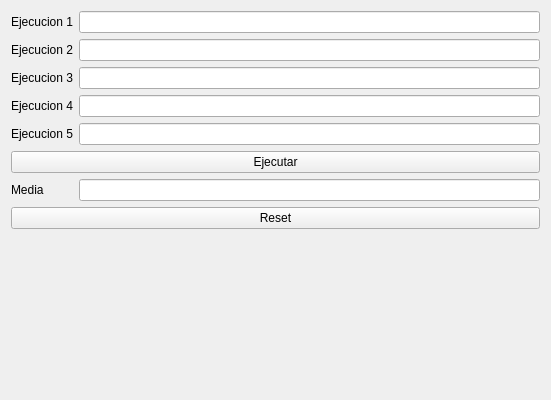
LifeLex/LabAssignment3ComputerArchitecture, file LabAssignment3ComputerArchitecture/algoritmo.ui: the form before one commit.
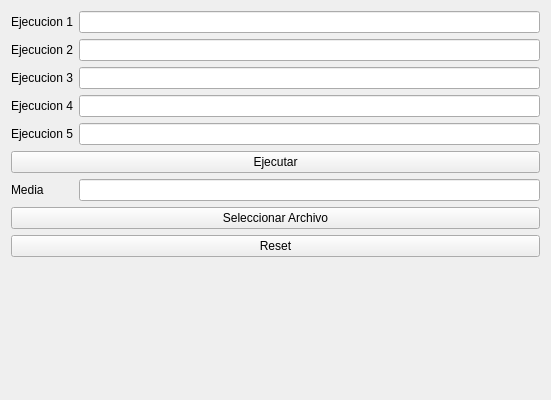
The form after the commit.

Commit message: Cambios Algoritmo

```diff
--- a/LabAssignment3ComputerArchitecture/algoritmo.ui
+++ b/LabAssignment3ComputerArchitecture/algoritmo.ui
@@ -87,7 +87,14 @@
      </property>
     </widget>
    </item>
-   <item row="10" column="0" colspan="2">
+   <item row="11" column="0" colspan="2">
+    <widget class="QPushButton" name="seleccionarpushButton">
+     <property name="text">
+      <string>Seleccionar Archivo</string>
+     </property>
+    </widget>
+   </item>
+   <item row="13" column="0" colspan="2">
     <widget class="QPushButton" name="resetPushButton">
      <property name="text">
       <string>Reset</string>
```
The commit also changes 15 other files.
